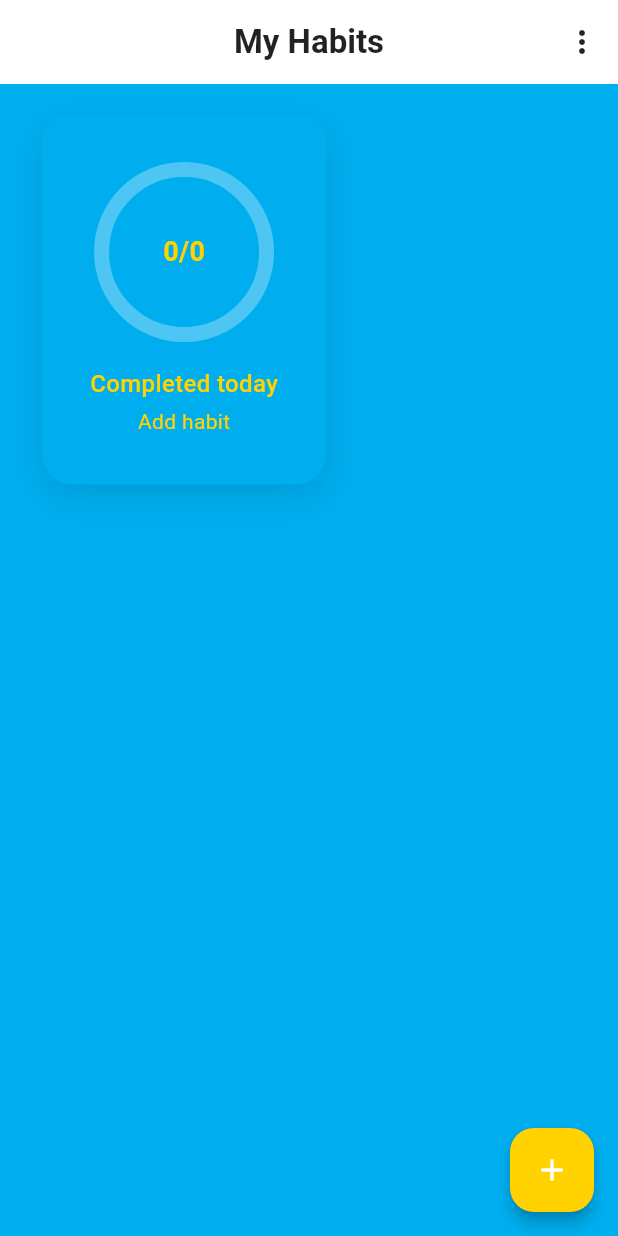
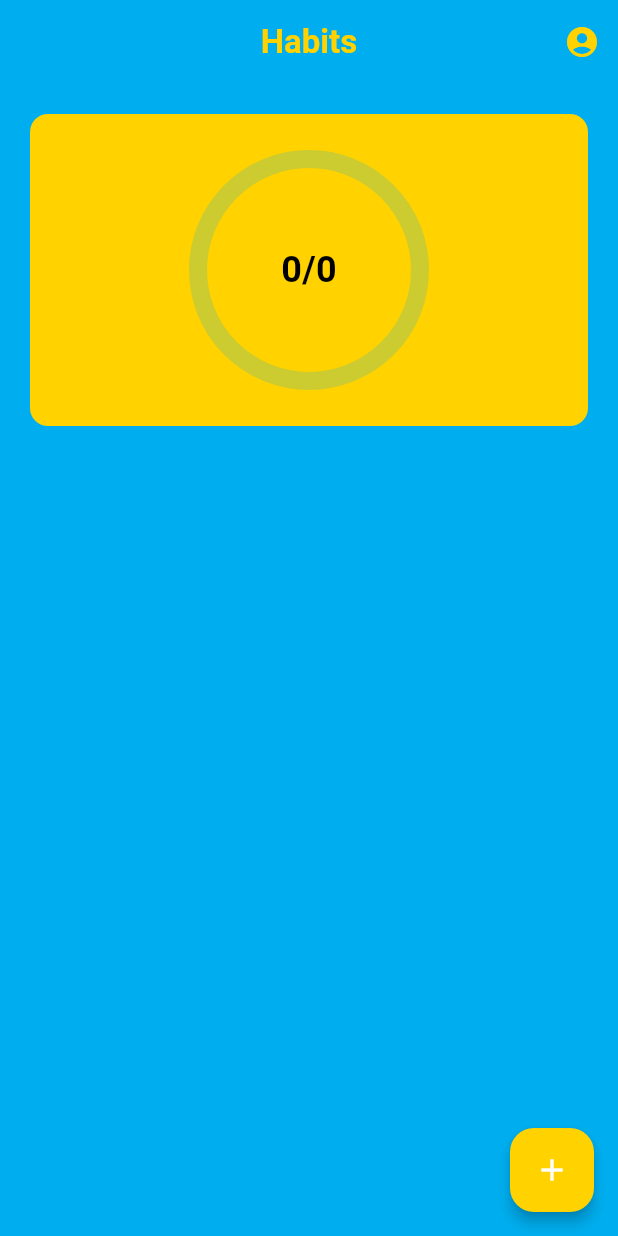
Before and after one commit to khurrambhutto/habit, a Flutter app: the screen it shows once a user with an empty profile is signed in, on a phone screen of 412 x 824 dp. Run offline on Flutter 3.47's test engine with Material 3 defaults, Android fonts, the phone set to English and light mode, and no system bars; drawn by our look-alikes of percent_indicator; our stand-ins replace flutter_dotenv, supabase_flutter; accounts and stored records are empty.

Commit message:
feat: implement consistent yellow theme and UI improvements

```diff
--- a/lib/main.dart
+++ b/lib/main.dart
@@ -7,6 +7,9 @@ import 'screens/habit_details_screen.dart';
 import 'screens/auth_screen.dart';
 import 'services/supabase_service.dart';
 import 'widgets/error_display.dart';
+
+// Central color constant for consistent yellow throughout the app
+const Color invincibleYellow = Color(0xFFFFD200);
 
 void main() async {
   WidgetsFlutterBinding.ensureInitialized();
@@ -33,7 +36,7 @@ class MyApp extends StatelessWidget {
         primarySwatch: Colors.yellow,
         scaffoldBackgroundColor: Color(0xFF00AEEF),
         appBarTheme: AppBarTheme(
-          backgroundColor: Colors.white,
+          backgroundColor: Colors.transparent,
           foregroundColor: Colors.black87,
           elevation: 0,
           centerTitle: true,
@@ -77,14 +80,12 @@ class _HabitHomeState extends State<HabitHome> {
       final habits = await SupabaseService.getHabits();
 
       // Check for daily resets and update any habits that need it
-      bool needsUpdate = false;
       for (final habit in habits) {
         final wasCompleted = habit.isCompleted;
         habit.checkDailyReset(); // Trigger daily reset check
 
         // If habit status changed, we need to update the database
         if (wasCompleted != habit.isCompleted) {
-          needsUpdate = true;
           try {
             await SupabaseService.updateHabit(habit);
           } catch (e) {
@@ -114,17 +115,18 @@ class _HabitHomeState extends State<HabitHome> {
     return Scaffold(
       appBar: AppBar(
         title: Text(
-          'My Habits',
+          'Habits',
           style: TextStyle(
             fontWeight: FontWeight.bold,
-            color: Colors.black87,
+            color: invincibleYellow,
           ),
         ),
         actions: [
           PopupMenuButton<String>(
+            icon: Icon(Icons.account_circle, color: invincibleYellow),
             onSelected: (value) {
               if (value == 'logout') {
-                _handleLogout();
+                _showLogoutConfirmation();
               }
             },
             itemBuilder: (BuildContext context) => [
@@ -145,7 +147,7 @@ class _HabitHomeState extends State<HabitHome> {
       body: _isLoading
           ? Center(
               child: CircularProgressIndicator(
-                color: Color(0xFFFFD200),
+                color: invincibleYellow,
               ),
             )
           : Padding(
@@ -153,64 +155,36 @@ class _HabitHomeState extends State<HabitHome> {
         child: Column(
           crossAxisAlignment: CrossAxisAlignment.start,
           children: [
-                        // Progress Summary Section - Big Floating Card
-            Align(
-              alignment: Alignment.centerLeft,
-              child: Container(
-                margin: EdgeInsets.symmetric(horizontal: 8),
-                padding: EdgeInsets.all(32),
+                        // Progress Summary Section - Card matching habit width
+            Container(
+              width: double.infinity, // Make the container take full horizontal width
+              margin: EdgeInsets.only(bottom: 12),
+              padding: EdgeInsets.all(24),
               decoration: BoxDecoration(
-                  color: Color(0xFF00AEEF), // Same as background
-                  borderRadius: BorderRadius.circular(20),
-                  boxShadow: [
-                    BoxShadow(
-                      color: Colors.black.withOpacity(0.1),
-                      blurRadius: 20,
-                      offset: Offset(0, 8),
-                    ),
-                  ],
+                color: invincibleYellow, // Yellow background - same as button
+                borderRadius: BorderRadius.circular(12),
               ),
                               child: Column(
+                  crossAxisAlignment: CrossAxisAlignment.center, // Center children horizontally
                   children: [
                   // Circular Progress Indicator
                   CircularPercentIndicator(
-                      radius: 60.0,
-                      lineWidth: 10.0,
+                    radius: 80.0,
+                    lineWidth: 12.0,
                     percent: completionPercentage,
                     center: Text(
                       '$completedHabitsCount/${_habits.length}',
                       style: TextStyle(
-                          fontSize: 18,
+                        fontSize: 24,
                         fontWeight: FontWeight.bold,
-                          color: Color(0xFFFFD200),
+                        color: Colors.black,
                       ),
                     ),
-                      progressColor: Color(0xFFFFD200),
-                      backgroundColor: Colors.white.withOpacity(0.3),
+                    progressColor: Color(0xFF00AEEF),
+                    backgroundColor: Color(0xFF00AEEF).withValues(alpha: 0.2),
                     circularStrokeCap: CircularStrokeCap.round,
                   ),
-                    SizedBox(height: 16),
-                    Text(
-                      'Completed today',
-                      style: TextStyle(
-                        fontSize: 16,
-                        color: Color(0xFFFFD200),
-                        fontWeight: FontWeight.w500,
-                      ),
-                    ),
-                    SizedBox(height: 4),
-                    Text(
-                      _habits.isEmpty
-                        ? 'Add habit'
-                        : '${(completionPercentage * 100).round()}% of your daily goals',
-                      style: TextStyle(
-                        fontSize: 14,
-                        color: Color(0xFFFFD200),
-                        fontWeight: FontWeight.w400,
-                      ),
-                    ),
                 ],
-                ),
               ),
             ),
             SizedBox(height: 32),
@@ -234,7 +208,7 @@ class _HabitHomeState extends State<HabitHome> {
       ),
               floatingActionButton: FloatingActionButton(
           onPressed: _showAddHabitDialog,
-          backgroundColor: Color(0xFFFFD200),
+          backgroundColor: invincibleYellow,
           shape: RoundedRectangleBorder(
             borderRadius: BorderRadius.circular(16),
           ),
@@ -251,11 +225,11 @@ class _HabitHomeState extends State<HabitHome> {
       child: Container(
         margin: EdgeInsets.only(bottom: 12),
         decoration: BoxDecoration(
-          color: Colors.white,
+          color: invincibleYellow, // Yellow background
           borderRadius: BorderRadius.circular(12),
           boxShadow: [
             BoxShadow(
-              color: Colors.black.withOpacity(0.05),
+              color: Colors.black.withValues(alpha: 0.05),
               blurRadius: 10,
               offset: Offset(0, 2),
             ),
@@ -273,7 +247,7 @@ class _HabitHomeState extends State<HabitHome> {
                 onChanged: (value) async {
                   await _toggleHabitComplete(habit);
                 },
-                activeColor: Color(0xFFFFD200),
+                activeColor: Color(0xFF00AEEF), // Blue color for checkbox
                 shape: RoundedRectangleBorder(
                   borderRadius: BorderRadius.circular(4),
                 ),
@@ -603,7 +577,7 @@ class _HabitHomeState extends State<HabitHome> {
                       child: ElevatedButton(
                         onPressed: _addHabit,
                         style: ElevatedButton.styleFrom(
-                          backgroundColor: Color(0xFFFFD200),
+                          backgroundColor: invincibleYellow,
                           foregroundColor: Colors.white,
                           padding: EdgeInsets.symmetric(vertical: 16),
                           shape: RoundedRectangleBorder(
@@ -737,6 +711,33 @@ class _HabitHomeState extends State<HabitHome> {
     }
   }
 
+  void _showLogoutConfirmation() {
+    showDialog(
+      context: context,
+      builder: (BuildContext context) {
+        return AlertDialog(
+          title: Text('Logout'),
+          content: Text('Are you sure you want to logout?'),
+          actions: [
+            TextButton(
+              onPressed: () {
+                Navigator.of(context).pop();
+              },
+              child: Text('Cancel'),
+            ),
+            TextButton(
+              onPressed: () {
+                Navigator.of(context).pop();
+                _handleLogout();
+              },
+              child: Text('Logout', style: TextStyle(color: Colors.red)),
+            ),
+          ],
+        );
+      },
+    );
+  }
+
   Future<void> _handleLogout() async {
     try {
       await SupabaseService.signOut();
```
Also changed, not shown: lib/models/habit.dart (+11 -11 lines), 1 other file. Lines whose indentation alone changed are shown as unchanged.
